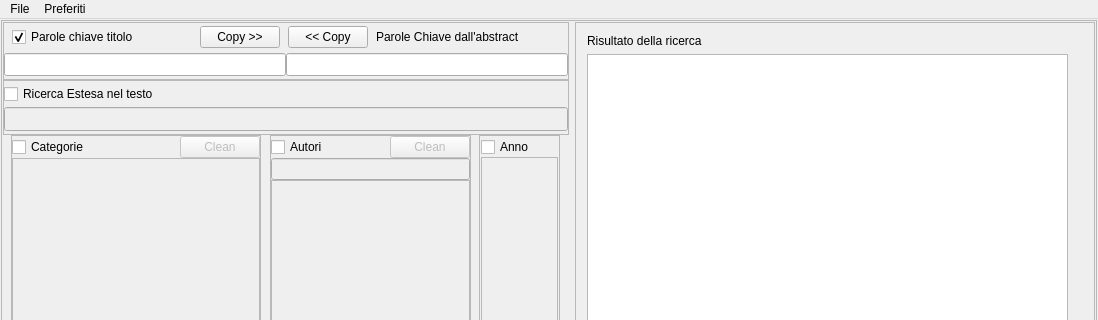
Above: lescienze500.ui from simon-r/LeScienze500 before the change; both pictures show x 0 to 1098 and y 0 to 320 of the 1098 by 741 pixel window. Below: the same form after it.
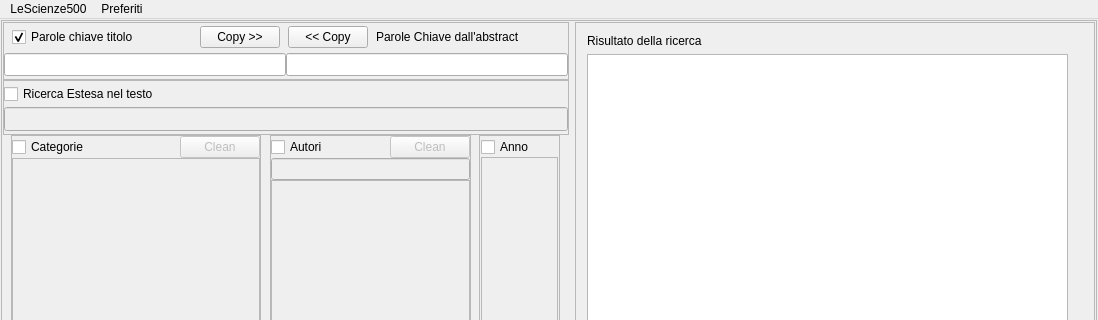
That is the form after the change. Icons and pictures are not drawn.

```diff
--- a/lescienze500.ui
+++ b/lescienze500.ui
@@ -1443,7 +1443,7 @@
    </property>
    <widget class="QMenu" name="menuFile">
     <property name="title">
-     <string>File</string>
+     <string>LeScienze500</string>
     </property>
     <addaction name="actionConfigura"/>
     <addaction name="separator"/>
```
Left out of the diff: 2 changed lines with no effect on the pictures.
